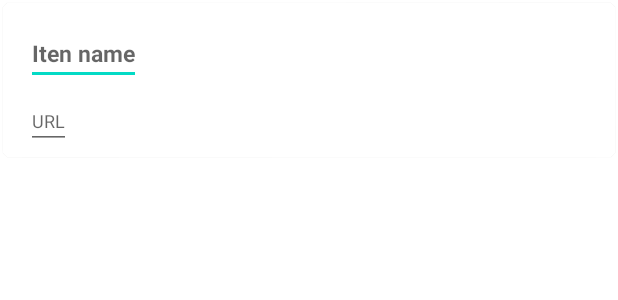
After one commit to tobyatgithub/cs5520MobileAppDesign, an Android app: the layout item_card.xml on its own in the app's theme, with its tools: preview values and no code run, on a phone screen of 412 x 824 dp. The commit adds this screen. Shown: the top 300 px of the screen. Run offline under Robolectric (Android 15) with nearby library versions, the light colour scheme and no system bars.

Commit message:
hummmm the view seems ok, and the toast works, but the added item will not show.

```diff
--- /dev/null
+++ b/NUMAD2021Spring-FangyuanHuang/app/src/main/java/edu/neu/madcourse/numad2021spring_fangyuanhuang/ItemClickListener.java
@@ -0,0 +1,5 @@
+package edu.neu.madcourse.numad2021spring_fangyuanhuang;
+
+public interface ItemClickListener {
+    void onItemClick(int position);
+}
--- /dev/null
+++ b/NUMAD2021Spring-FangyuanHuang/app/src/main/res/layout/item_card.xml
@@ -0,0 +1,37 @@
+<?xml version="1.0" encoding="utf-8"?>
+<androidx.cardview.widget.CardView xmlns:android="http://schemas.android.com/apk/res/android"
+    xmlns:app="http://schemas.android.com/apk/res-auto"
+    android:layout_width="match_parent"
+    android:layout_height="wrap_content"
+    android:layout_margin="2dp"
+    app:cardCornerRadius="5dp">
+
+    <RelativeLayout
+        android:layout_width="match_parent"
+        android:layout_height="match_parent"
+        android:layout_margin="5dp">
+
+        <EditText
+            android:id="@+id/item_name"
+            android:layout_width="wrap_content"
+            android:layout_height="wrap_content"
+            android:layout_marginTop="7dp"
+            android:layout_marginStart="10dp"
+            android:textColor="@android:color/black"
+            android:textSize="15sp"
+            android:textStyle="bold"
+            android:hint="Iten name"/>
+
+        <EditText
+            android:id="@+id/item_url"
+            android:layout_width="wrap_content"
+            android:layout_height="wrap_content"
+            android:layout_below="@+id/item_name"
+            android:layout_marginStart="10dp"
+            android:layout_marginTop="5dp"
+            android:textSize="12sp"
+            android:hint="URL" />
+
+    </RelativeLayout>
+
+</androidx.cardview.widget.CardView>
```
Also changed, not shown: NUMAD2021Spring-FangyuanHuang/app/src/main/java/edu/neu/madcourse/numad2021spring_fangyuanhuang/LinkCollector.java (+100 -34 lines), NUMAD2021Spring-FangyuanHuang/app/src/main/java/edu/neu/madcourse/numad2021spring_fangyuanhuang/LinkCollectorItemCard.java (added, +24 -0 lines), NUMAD2021Spring-FangyuanHuang/app/src/main/java/edu/neu/madcourse/numad2021spring_fangyuanhuang/LinkCollectorViewAdapter.java (added, +43 -0 lines), NUMAD2021Spring-FangyuanHuang/app/src/main/java/edu/neu/madcourse/numad2021spring_fangyuanhuang/LinkCollectorViewHolder.java (added, +31 -0 lines), NUMAD2021Spring-FangyuanHuang/app/src/main/res/layout/activity_linkcollect.xml (+12 -3 lines).
